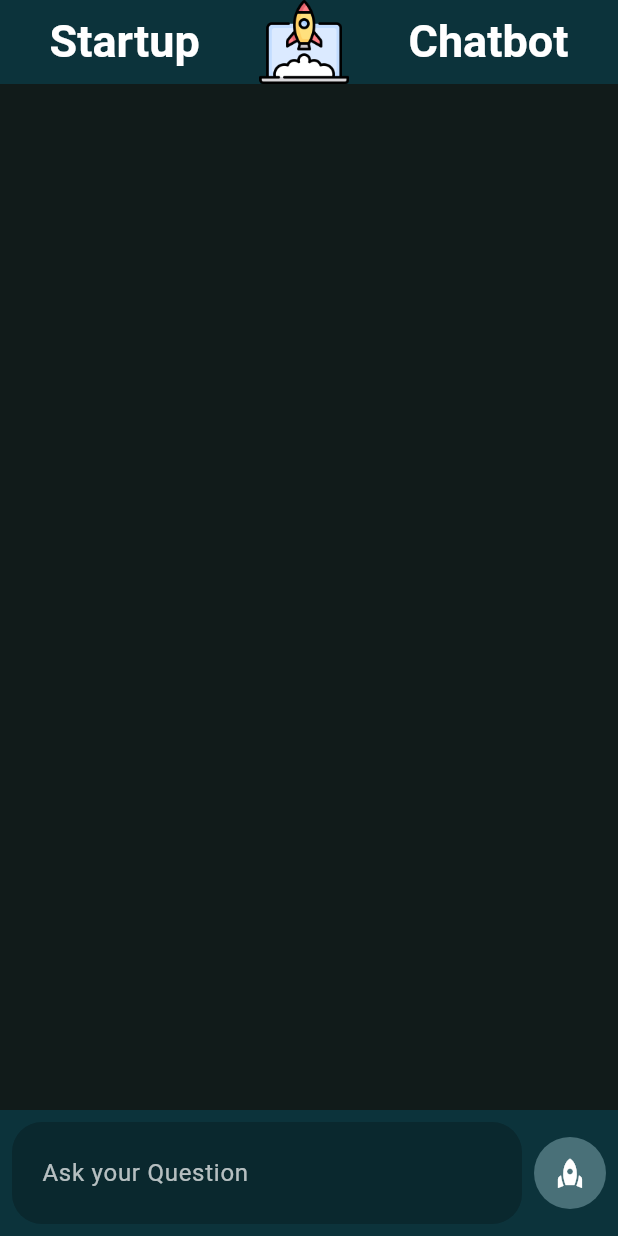
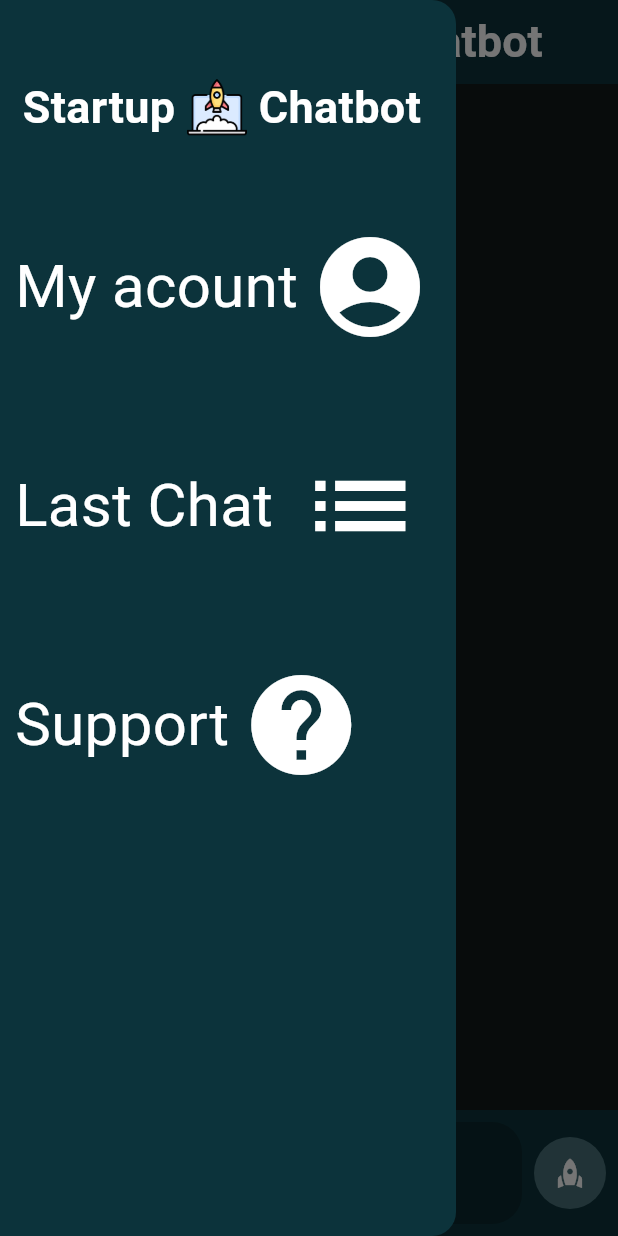
Before and after one commit to youcef-salem/startup_chatbot, a Flutter app: the screen it shows after launch, with the side drawer open (before the commit the screen has no drawer), on a phone screen of 412 x 824 dp. Run offline on Flutter 3.47's test engine with Material 3 defaults, Android fonts, the phone set to English and light mode, and no system bars; our stand-ins replace flutter_chat_types.

Commit message:
adding a drawer

```diff
--- /dev/null
+++ b/lib/screens/drawer.dart
@@ -0,0 +1,98 @@
+import 'package:flutter/material.dart';
+class cuDrawer extends StatelessWidget {
+  const cuDrawer({super.key});
+
+  @override
+  Widget build(BuildContext context) {
+    return Drawer(
+    backgroundColor: Color.fromARGB(255, 12, 51, 59),
+
+
+           child: Column(
+           children: [
+            Padding(
+           padding: const EdgeInsets.only(top: 50,left: 15),
+           child:
+             Row( children: [Text(
+                'Startup ',
+                style: TextStyle(
+                  color: Colors.white,
+                  fontWeight: FontWeight.bold,
+                  fontSize: 30,
+                ),
+              ),
+
+              Image.asset('assets/startup.png', height: 40, width: 40),
+              Text(
+                ' Chatbot',
+                style: TextStyle(
+                  color: Colors.white,
+                  fontWeight: FontWeight.bold,
+                  fontSize: 30,
+                ),
+              )],),
+
+
+            ),
+             Padding(
+               padding: const EdgeInsets.only(top: 50,left: 10),
+
+               child: Row(
+
+                 children: [
+                  Text("My acount",style: TextStyle(fontSize: 40,color: Colors.white),),
+                   IconButton(
+                    icon: Icon(Icons.account_circle,size: 80,color:  Colors.white,),
+                    onPressed: () {
+
+                    },
+                     ),
+                 ],
+               ),
+
+             ),
+              Padding(
+               padding: const EdgeInsets.only(top: 50,left: 10),
+
+               child: Row(
+
+                 children: [
+                  Text("Last Chat ",style: TextStyle(fontSize: 40 ,color: Colors.white),),
+                   IconButton(
+                    icon: Icon(Icons.list,size: 80,color:  Colors.white),
+                    onPressed: () {
+
+                    },
+                     ),
+                 ],
+               ),
+
+             ),
+            Padding(
+               padding: const EdgeInsets.only(top: 50,left:  10),
+
+               child: Row(
+
+                 children: [
+                  Text("Support",style: TextStyle(fontSize: 40,color: Colors.white),),
+                   IconButton(
+                    icon: Icon(Icons.help,size: 80,color:  Colors.white,),
+                    onPressed: () {
+
+                    },
+                     ),
+                 ],
+               ),
+
+             ),
+
+
+          ],
+
+
+           ),
+
+
+    );
+  }
+}
--- a/lib/screens/home.dart
+++ b/lib/screens/home.dart
@@ -1,5 +1,6 @@
 import 'package:flutter/material.dart';
 import 'package:flutter_chat_types/flutter_chat_types.dart' as types;
+import 'package:startup_chatbot/screens/drawer.dart';
 import 'package:uuid/uuid.dart';
 
 class MyHomePage extends StatefulWidget {
@@ -40,8 +41,17 @@ class _MyHomePageState extends State<MyHomePage> {
   void _handleSubmit(String text) {
     if (text.trim().isNotEmpty) {
       handlesendpressed(types.PartialText(text: text));
-      _textController.clear(); // Clear the input field
+      _textController.clear();
     }
+  }
+
+  void newchat() {
+    // Save the messages of the old discussion
+
+    // Clear the current messages to start a new chat
+    setState(() {
+      _messages.clear();
+    });
   }
 
   @override
@@ -59,9 +69,12 @@ class _MyHomePageState extends State<MyHomePage> {
   @override
   Widget build(BuildContext context) {
     return Scaffold(
+      drawer: cuDrawer(), // Add this
+
       appBar: AppBar(
+         automaticallyImplyLeading: false,
         title: Row(
-          mainAxisAlignment: MainAxisAlignment.spaceEvenly,
+          mainAxisAlignment: MainAxisAlignment.center,
           children: [
             Text(
               'Startup ',
@@ -71,8 +84,15 @@ class _MyHomePageState extends State<MyHomePage> {
                 fontSize: 30,
               ),
             ),
+           Builder(  // Wrap GestureDetector with Builder
+      builder: (BuildContext context) => GestureDetector(
+        child: Image.asset('assets/startup.png', height: 60, width: 90),
+        onTap: () {
+          Scaffold.of(context).openDrawer();
+        },
+      ),
+    ),
 
-            Image.asset('assets/startup.png', height: 60, width: 90),
             Text(
               ' Chatbot',
               style: TextStyle(
@@ -132,6 +152,33 @@ class _MyHomePageState extends State<MyHomePage> {
                     ),
                   );
                 },
+              ),
+            ),
+            GestureDetector(
+              onTap: () => newchat(),
+              child: Padding(
+                padding: const EdgeInsets.all(8.0),
+                child: Center(
+
+                  child: Container(
+                    color: Color.fromARGB(255, 12, 51, 59),
+                    child: Row(
+                      mainAxisSize: MainAxisSize.min,
+                      children: [
+                        Text(
+                          'New Chat',
+                          style: TextStyle(color: Colors.white, fontSize: 20),
+                        ),
+
+                        IconButton(
+                          icon: Icon(Icons.add),
+                          color: Colors.white,
+                          onPressed: () => newchat(),
+                        ),
+                      ],
+                    ),
+                  ),
+                ),
               ),
             ),
             Container(
```
Also changed, not shown: 1 other file.
